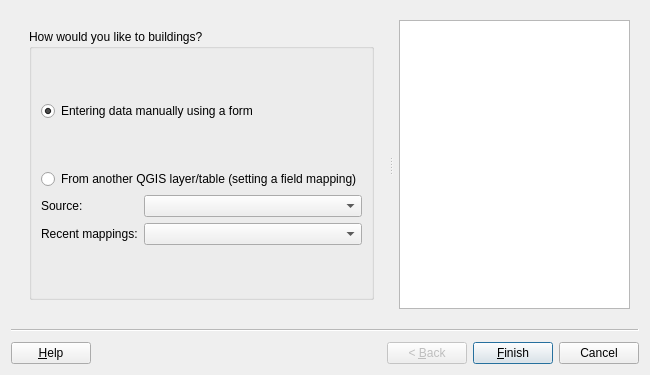
Above: asistente_ladm_col/ui/wiz_create_building_valuation.ui from SwissTierrasColombia/Asistente-LADM-COL before the change. Below: the same form after it.
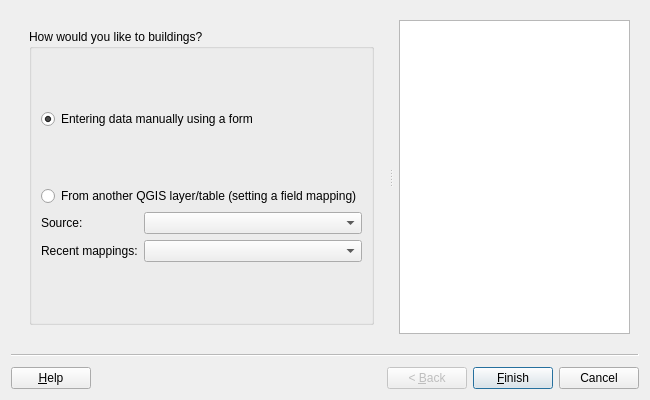
That is the form after the change. Custom widgets are drawn as their Qt base class.

The edit to the form file:
```diff
--- a/asistente_ladm_col/ui/wiz_create_building_valuation.ui
+++ b/asistente_ladm_col/ui/wiz_create_building_valuation.ui
@@ -7,7 +7,7 @@
     <x>0</x>
     <y>0</y>
     <width>650</width>
-    <height>375</height>
+    <height>400</height>
    </rect>
   </property>
   <property name="windowTitle">
```
